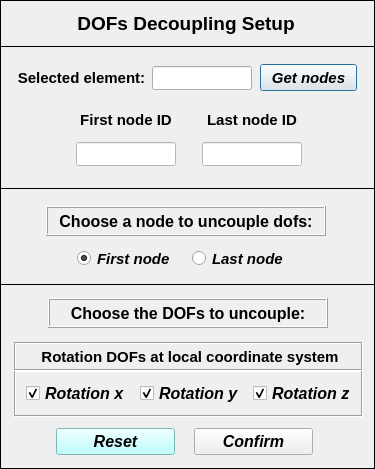
This is pulse/uix/user_input/ui/decouplingRotationDOFsInput.ui in open-pulse/OpenPulse as Qt 5 draws it before an edit. The edited form follows.
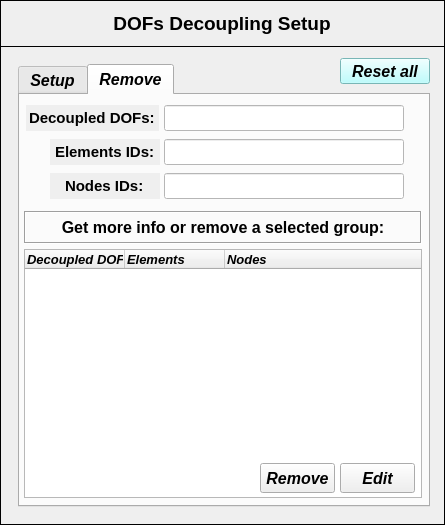
This is the edited form. The open tabs and pages were chosen to show the change.

Commit message: decoupling dofs // modal analysis (sigma)

What changed in the file:
```diff
--- a/pulse/uix/user_input/ui/decouplingRotationDOFsInput.ui
+++ b/pulse/uix/user_input/ui/decouplingRotationDOFsInput.ui
@@ -9,8 +9,8 @@
    <rect>
     <x>0</x>
     <y>0</y>
-    <width>375</width>
-    <height>469</height>
+    <width>445</width>
+    <height>525</height>
    </rect>
   </property>
   <property name="sizePolicy">
@@ -21,14 +21,14 @@
   </property>
   <property name="minimumSize">
    <size>
-    <width>375</width>
-    <height>469</height>
+    <width>445</width>
+    <height>525</height>
    </size>
   </property>
   <property name="maximumSize">
    <size>
-    <width>375</width>
-    <height>469</height>
+    <width>445</width>
+    <height>525</height>
    </size>
   </property>
   <property name="contextMenuPolicy">
@@ -40,13 +40,72 @@
   <property name="whatsThis">
    <string/>
   </property>
-  <widget class="QFrame" name="frame_2">
+  <widget class="QFrame" name="frame">
+   <property name="geometry">
+    <rect>
+     <x>0</x>
+     <y>0</y>
+     <width>445</width>
+     <height>47</height>
+    </rect>
+   </property>
+   <property name="frameShape">
+    <enum>QFrame::Box</enum>
+   </property>
+   <property name="frameShadow">
+    <enum>QFrame::Plain</enum>
+   </property>
+   <property name="lineWidth">
+    <number>1</number>
+   </property>
+   <widget class="QLabel" name="label_6">
+    <property name="geometry">
+     <rect>
+      <x>72</x>
+      <y>8</y>
+      <width>300</width>
+      <height>30</height>
+     </rect>
+    </property>
+    <property name="minimumSize">
+     <size>
+      <width>300</width>
+      <height>30</height>
+     </size>
+    </property>
+    <property name="maximumSize">
+     <size>
+      <width>300</width>
+      <height>30</height>
+     </size>
+    </property>
+    <property name="font">
+     <font>
+      <family>Arial</family>
+      <pointsize>14</pointsize>
+      <weight>75</weight>
+      <italic>false</italic>
+      <bold>true</bold>
+     </font>
+    </property>
+    <property name="text">
+     <string>DOFs Decoupling Setup</string>
+    </property>
+    <property name="textFormat">
+     <enum>Qt::AutoText</enum>
+    </property>
+    <property name="alignment">
+     <set>Qt::AlignCenter</set>
+    </property>
+   </widget>
+  </widget>
+  <widget class="QFrame" name="frame_7">
    <property name="geometry">
     <rect>
      <x>0</x>
      <y>46</y>
-     <width>375</width>
-     <height>143</height>
+     <width>445</width>
+     <height>479</height>
     </rect>
    </property>
    <property name="frameShape">
@@ -54,6 +113,46 @@
    </property>
    <property name="frameShadow">
     <enum>QFrame::Plain</enum>
+   </property>
+   <widget class="QTabWidget" name="tabWidget_B2PX_rotation_decoupling">
+    <property name="geometry">
+     <rect>
+      <x>18</x>
+      <y>18</y>
+      <width>412</width>
+      <height>443</height>
+     </rect>
+    </property>
+    <property name="font">
+     <font>
+      <family>Arial</family>
+      <pointsize>12</pointsize>
+      <weight>75</weight>
+      <italic>true</italic>
+      <bold>true</bold>
+     </font>
+    </property>
+    <property name="currentIndex">
+     <number>0</number>
+    </property>
+    <widget class="QWidget" name="tab_2">
+     <attribute name="title">
+      <string>Setup</string>
+     </attribute>
+     <widget class="QFrame" name="frame_2">
+      <property name="geometry">
+       <rect>
+        <x>12</x>
+        <y>6</y>
+        <width>379</width>
+        <height>217</height>
+       </rect>
+      </property>
+      <property name="frameShape">
+       <enum>QFrame::Box</enum>
+      </property>
+      <property name="frameShadow">
+       <enum>QFrame::Raised</enum>
    </property>
    <widget class="QLineEdit" name="lineEdit_selected_element">
     <property name="geometry">
@@ -161,7 +260,7 @@
     <property name="geometry">
      <rect>
       <x>66</x>
-      <y>58</y>
+         <y>56</y>
       <width>248</width>
       <height>67</height>
      </rect>
@@ -691,86 +790,11 @@
      </item>
     </layout>
    </widget>
-  </widget>
-  <widget class="QFrame" name="frame">
-   <property name="geometry">
-    <rect>
-     <x>0</x>
-     <y>0</y>
-     <width>375</width>
-     <height>47</height>
-    </rect>
-   </property>
-   <property name="frameShape">
-    <enum>QFrame::Box</enum>
-   </property>
-   <property name="frameShadow">
-    <enum>QFrame::Plain</enum>
-   </property>
-   <property name="lineWidth">
-    <number>1</number>
-   </property>
-   <widget class="QLabel" name="label_6">
-    <property name="geometry">
-     <rect>
-      <x>36</x>
-      <y>10</y>
-      <width>300</width>
-      <height>26</height>
-     </rect>
-    </property>
-    <property name="minimumSize">
-     <size>
-      <width>300</width>
-      <height>26</height>
-     </size>
-    </property>
-    <property name="maximumSize">
-     <size>
-      <width>300</width>
-      <height>26</height>
-     </size>
-    </property>
-    <property name="font">
-     <font>
-      <family>Arial</family>
-      <pointsize>14</pointsize>
-      <weight>75</weight>
-      <italic>false</italic>
-      <bold>true</bold>
-     </font>
-    </property>
-    <property name="text">
-     <string>DOFs Decoupling Setup</string>
-    </property>
-    <property name="textFormat">
-     <enum>Qt::AutoText</enum>
-    </property>
-    <property name="alignment">
-     <set>Qt::AlignCenter</set>
-    </property>
-   </widget>
-  </widget>
-  <widget class="QFrame" name="frame_3">
-   <property name="geometry">
-    <rect>
-     <x>0</x>
-     <y>188</y>
-     <width>375</width>
-     <height>97</height>
-    </rect>
-   </property>
-   <property name="frameShape">
-    <enum>QFrame::Box</enum>
-   </property>
-   <property name="frameShadow">
-    <enum>QFrame::Plain</enum>
-   </property>
    <widget class="QLabel" name="label_2">
     <property name="geometry">
      <rect>
-      <x>46</x>
-      <y>18</y>
+         <x>52</x>
+         <y>138</y>
       <width>280</width>
       <height>30</height>
      </rect>
@@ -792,6 +816,7 @@
       <family>Arial</family>
       <pointsize>12</pointsize>
       <weight>75</weight>
+         <italic>false</italic>
       <bold>true</bold>
      </font>
     </property>
@@ -814,8 +839,8 @@
    <widget class="QWidget" name="horizontalLayoutWidget">
     <property name="geometry">
      <rect>
-      <x>68</x>
-      <y>56</y>
+         <x>74</x>
+         <y>176</y>
       <width>235</width>
       <height>29</height>
      </rect>
@@ -900,17 +925,17 @@
   <widget class="QFrame" name="frame_4">
    <property name="geometry">
     <rect>
-     <x>0</x>
-     <y>284</y>
-     <width>375</width>
-     <height>185</height>
+        <x>12</x>
+        <y>230</y>
+        <width>379</width>
+        <height>169</height>
     </rect>
    </property>
    <property name="frameShape">
     <enum>QFrame::Box</enum>
    </property>
    <property name="frameShadow">
-    <enum>QFrame::Plain</enum>
+       <enum>QFrame::Raised</enum>
    </property>
    <widget class="QLabel" name="label_9">
     <property name="geometry">
@@ -938,6 +963,7 @@
       <family>Arial</family>
       <pointsize>12</pointsize>
       <weight>75</weight>
+         <italic>false</italic>
       <bold>true</bold>
      </font>
     </property>
@@ -957,44 +983,19 @@
      <set>Qt::AlignCenter</set>
     </property>
    </widget>
-   <widget class="QPushButton" name="pushButton_reset">
-    <property name="geometry">
-     <rect>
-      <x>56</x>
-      <y>144</y>
-      <width>119</width>
-      <height>27</height>
-     </rect>
-    </property>
-    <property name="font">
-     <font>
-      <family>Arial</family>
-      <pointsize>12</pointsize>
-      <weight>75</weight>
-      <italic>true</italic>
-      <bold>true</bold>
-     </font>
-    </property>
-    <property name="styleSheet">
-     <string notr="true">background-color: rgb(170, 255, 255);</string>
-    </property>
-    <property name="text">
-     <string>Reset</string>
-    </property>
-   </widget>
    <widget class="QPushButton" name="pushButton_confirm">
     <property name="geometry">
      <rect>
-      <x>194</x>
-      <y>144</y>
-      <width>119</width>
-      <height>27</height>
+         <x>126</x>
+         <y>98</y>
+         <width>120</width>
+         <height>32</height>
      </rect>
     </property>
     <property name="font">
      <font>
       <family>Arial</family>
-      <pointsize>12</pointsize>
+         <pointsize>14</pointsize>
       <weight>75</weight>
       <italic>true</italic>
       <bold>true</bold>
@@ -1004,26 +1005,11 @@
      <string>Confirm</string>
     </property>
    </widget>
-   <widget class="QFrame" name="frame_5">
-    <property name="geometry">
-     <rect>
-      <x>14</x>
-      <y>86</y>
-      <width>349</width>
-      <height>47</height>
-     </rect>
-    </property>
-    <property name="frameShape">
-     <enum>QFrame::Box</enum>
-    </property>
-    <property name="frameShadow">
-     <enum>QFrame::Sunken</enum>
-    </property>
     <widget class="QWidget" name="horizontalLayoutWidget_2">
      <property name="geometry">
       <rect>
-       <x>12</x>
-       <y>8</y>
+         <x>24</x>
+         <y>56</y>
        <width>335</width>
        <height>31</height>
       </rect>
@@ -1088,40 +1074,24 @@
       </item>
      </layout>
     </widget>
-   </widget>
-   <widget class="QFrame" name="frame_6">
-    <property name="geometry">
-     <rect>
-      <x>14</x>
-      <y>58</y>
-      <width>349</width>
-      <height>29</height>
-     </rect>
-    </property>
-    <property name="frameShape">
-     <enum>QFrame::Box</enum>
-    </property>
-    <property name="frameShadow">
-     <enum>QFrame::Sunken</enum>
-    </property>
     <widget class="QLabel" name="label_10">
      <property name="geometry">
       <rect>
-       <x>16</x>
-       <y>2</y>
-       <width>320</width>
+         <x>-2</x>
+         <y>142</y>
+         <width>290</width>
        <height>25</height>
       </rect>
      </property>
      <property name="minimumSize">
       <size>
-       <width>320</width>
+         <width>290</width>
        <height>25</height>
       </size>
      </property>
      <property name="maximumSize">
       <size>
-       <width>320</width>
+         <width>290</width>
        <height>25</height>
       </size>
      </property>
@@ -1130,6 +1100,7 @@
        <family>Arial</family>
        <pointsize>11</pointsize>
        <weight>75</weight>
+         <italic>false</italic>
        <bold>true</bold>
       </font>
      </property>
@@ -1143,7 +1114,7 @@
       <number>0</number>
      </property>
      <property name="text">
-      <string>Rotation DOFs at local coordinate system</string>
+        <string>Note: DOFs at local coordinate system</string>
      </property>
      <property name="alignment">
       <set>Qt::AlignCenter</set>
@@ -1151,7 +1122,791 @@
     </widget>
    </widget>
   </widget>
- </widget>
+    <widget class="QWidget" name="tab">
+     <attribute name="title">
+      <string>Remove</string>
+     </attribute>
+     <widget class="QPushButton" name="pushButton_get_information_group">
+      <property name="geometry">
+       <rect>
+        <x>320</x>
+        <y>368</y>
+        <width>75</width>
+        <height>30</height>
+       </rect>
+      </property>
+      <property name="minimumSize">
+       <size>
+        <width>75</width>
+        <height>30</height>
+       </size>
+      </property>
+      <property name="maximumSize">
+       <size>
+        <width>75</width>
+        <height>30</height>
+       </size>
+      </property>
+      <property name="font">
+       <font>
+        <family>Arial</family>
+        <pointsize>12</pointsize>
+        <weight>75</weight>
+        <italic>true</italic>
+        <bold>true</bold>
+       </font>
+      </property>
+      <property name="text">
+       <string>Edit</string>
+      </property>
+     </widget>
+     <widget class="QPushButton" name="pushButton_remove_group">
+      <property name="geometry">
+       <rect>
+        <x>240</x>
+        <y>368</y>
+        <width>75</width>
+        <height>30</height>
+       </rect>
+      </property>
+      <property name="minimumSize">
+       <size>
+        <width>0</width>
+        <height>30</height>
+       </size>
+      </property>
+      <property name="maximumSize">
+       <size>
+        <width>16777215</width>
+        <height>30</height>
+       </size>
+      </property>
+      <property name="font">
+       <font>
+        <family>Arial</family>
+        <pointsize>12</pointsize>
+        <weight>75</weight>
+        <italic>true</italic>
+        <bold>true</bold>
+       </font>
+      </property>
+      <property name="text">
+       <string>Remove</string>
+      </property>
+     </widget>
+     <widget class="QTreeWidget" name="treeWidget_B2PX_rotation_decoupling">
+      <property name="geometry">
+       <rect>
+        <x>4</x>
+        <y>154</y>
+        <width>398</width>
+        <height>249</height>
+       </rect>
+      </property>
+      <property name="minimumSize">
+       <size>
+        <width>0</width>
+        <height>0</height>
+       </size>
+      </property>
+      <property name="maximumSize">
+       <size>
+        <width>1000</width>
+        <height>1000</height>
+       </size>
+      </property>
+      <property name="font">
+       <font>
+        <family>Arial</family>
+        <pointsize>10</pointsize>
+        <weight>75</weight>
+        <italic>true</italic>
+        <bold>true</bold>
+       </font>
+      </property>
+      <property name="frameShape">
+       <enum>QFrame::StyledPanel</enum>
+      </property>
+      <property name="frameShadow">
+       <enum>QFrame::Sunken</enum>
+      </property>
+      <property name="indentation">
+       <number>0</number>
+      </property>
+      <column>
+       <property name="text">
+        <string>Decoupled DOFs</string>
+       </property>
+      </column>
+      <column>
+       <property name="text">
+        <string>Elements</string>
+       </property>
+      </column>
+      <column>
+       <property name="text">
+        <string>Nodes</string>
+       </property>
+      </column>
+     </widget>
+     <widget class="QLabel" name="label_29">
+      <property name="geometry">
+       <rect>
+        <x>4</x>
+        <y>116</y>
+        <width>398</width>
+        <height>33</height>
+       </rect>
+      </property>
+      <property name="font">
+       <font>
+        <family>Arial</family>
+        <pointsize>12</pointsize>
+        <weight>75</weight>
+        <italic>false</italic>
+        <bold>true</bold>
+       </font>
+      </property>
+      <property name="frameShape">
+       <enum>QFrame::Box</enum>
+      </property>
+      <property name="frameShadow">
+       <enum>QFrame::Sunken</enum>
+      </property>
+      <property name="text">
+       <string>Get more info or remove a selected group:</string>
+      </property>
+      <property name="textFormat">
+       <enum>Qt::AutoText</enum>
+      </property>
+      <property name="alignment">
+       <set>Qt::AlignCenter</set>
+      </property>
+     </widget>
+     <widget class="QLineEdit" name="lineEdit_decoupled_DOFs">
+      <property name="enabled">
+       <bool>false</bool>
+      </property>
+      <property name="geometry">
+       <rect>
+        <x>144</x>
+        <y>10</y>
+        <width>240</width>
+        <height>26</height>
+       </rect>
+      </property>
+      <property name="font">
+       <font>
+        <family>Arial</family>
+        <pointsize>11</pointsize>
+        <weight>75</weight>
+        <italic>false</italic>
+        <bold>true</bold>
+       </font>
+      </property>
+      <property name="focusPolicy">
+       <enum>Qt::ClickFocus</enum>
+      </property>
+      <property name="styleSheet">
+       <string notr="true">background-color: rgb(255, 255, 255);
+color: rgb(0, 0, 0);</string>
+      </property>
+      <property name="alignment">
+       <set>Qt::AlignCenter</set>
+      </property>
+     </widget>
+     <widget class="QLineEdit" name="lineEdit_id_labels">
+      <property name="enabled">
+       <bool>false</bool>
+      </property>
+      <property name="geometry">
+       <rect>
+        <x>6</x>
+        <y>10</y>
+        <width>133</width>
+        <height>26</height>
+       </rect>
+      </property>
+      <property name="palette">
+       <palette>
+        <active>
+         <colorrole role="WindowText">
+          <brush brushstyle="SolidPattern">
+           <color alpha="255">
+            <red>0</red>
+            <green>0</green>
+            <blue>0</blue>
+           </color>
+          </brush>
+         </colorrole>
+         <colorrole role="Dark">
+          <brush brushstyle="SolidPattern">
+           <color alpha="255">
+            <red>0</red>
+            <green>0</green>
+            <blue>0</blue>
+           </color>
+          </brush>
+         </colorrole>
+         <colorrole role="Text">
+          <brush brushstyle="SolidPattern">
+           <color alpha="255">
+            <red>0</red>
+            <green>0</green>
+            <blue>0</blue>
+           </color>
+          </brush>
+         </colorrole>
+         <colorrole role="ButtonText">
+          <brush brushstyle="SolidPattern">
+           <color alpha="255">
+            <red>0</red>
+            <green>0</green>
+            <blue>0</blue>
+           </color>
+          </brush>
+         </colorrole>
+        </active>
+        <inactive>
+         <colorrole role="WindowText">
+          <brush brushstyle="SolidPattern">
+           <color alpha="255">
+            <red>0</red>
+            <green>0</green>
+            <blue>0</blue>
+           </color>
+          </brush>
+         </colorrole>
+         <colorrole role="Dark">
+          <brush brushstyle="SolidPattern">
+           <color alpha="255">
+            <red>0</red>
+            <green>0</green>
+            <blue>0</blue>
+           </color>
+          </brush>
+         </colorrole>
+         <colorrole role="Text">
+          <brush brushstyle="SolidPattern">
+           <color alpha="255">
+            <red>0</red>
+            <green>0</green>
+            <blue>0</blue>
+           </color>
+          </brush>
+         </colorrole>
+         <colorrole role="ButtonText">
+          <brush brushstyle="SolidPattern">
+           <color alpha="255">
+            <red>0</red>
+            <green>0</green>
+            <blue>0</blue>
+           </color>
+          </brush>
+         </colorrole>
+        </inactive>
+        <disabled>
+         <colorrole role="WindowText">
+          <brush brushstyle="SolidPattern">
+           <color alpha="255">
+            <red>0</red>
+            <green>0</green>
+            <blue>0</blue>
+           </color>
+          </brush>
+         </colorrole>
+         <colorrole role="Dark">
+          <brush brushstyle="SolidPattern">
+           <color alpha="255">
+            <red>0</red>
+            <green>0</green>
+            <blue>0</blue>
+           </color>
+          </brush>
+         </colorrole>
+         <colorrole role="Text">
+          <brush brushstyle="SolidPattern">
+           <color alpha="255">
+            <red>0</red>
+            <green>0</green>
+            <blue>0</blue>
+           </color>
+          </brush>
+         </colorrole>
+         <colorrole role="ButtonText">
+          <brush brushstyle="SolidPattern">
+           <color alpha="255">
+            <red>0</red>
+            <green>0</green>
+            <blue>0</blue>
+           </color>
+          </brush>
+         </colorrole>
+        </disabled>
+       </palette>
+      </property>
+      <property name="font">
+       <font>
+        <family>Arial</family>
+        <pointsize>11</pointsize>
+        <weight>75</weight>
+        <italic>false</italic>
+        <bold>true</bold>
+       </font>
+      </property>
+      <property name="focusPolicy">
+       <enum>Qt::ClickFocus</enum>
+      </property>
+      <property name="autoFillBackground">
+       <bool>false</bool>
+      </property>
+      <property name="text">
+       <string>Decoupled DOFs:</string>
+      </property>
+      <property name="frame">
+       <bool>false</bool>
+      </property>
+      <property name="alignment">
+       <set>Qt::AlignCenter</set>
+      </property>
+     </widget>
+     <widget class="QLineEdit" name="lineEdit_id_labels_2">
+      <property name="enabled">
+       <bool>false</bool>
+      </property>
+      <property name="geometry">
+       <rect>
+        <x>30</x>
+        <y>78</y>
+        <width>110</width>
+        <height>26</height>
+       </rect>
+      </property>
+      <property name="palette">
+       <palette>
+        <active>
+         <colorrole role="WindowText">
+          <brush brushstyle="SolidPattern">
+           <color alpha="255">
+            <red>0</red>
+            <green>0</green>
+            <blue>0</blue>
+           </color>
+          </brush>
+         </colorrole>
+         <colorrole role="Dark">
+          <brush brushstyle="SolidPattern">
+           <color alpha="255">
+            <red>0</red>
+            <green>0</green>
+            <blue>0</blue>
+           </color>
+          </brush>
+         </colorrole>
+         <colorrole role="Text">
+          <brush brushstyle="SolidPattern">
+           <color alpha="255">
+            <red>0</red>
+            <green>0</green>
+            <blue>0</blue>
+           </color>
+          </brush>
+         </colorrole>
+         <colorrole role="ButtonText">
+          <brush brushstyle="SolidPattern">
+           <color alpha="255">
+            <red>0</red>
+            <green>0</green>
+            <blue>0</blue>
+           </color>
+          </brush>
+         </colorrole>
+        </active>
+        <inactive>
+         <colorrole role="WindowText">
+          <brush brushstyle="SolidPattern">
+           <color alpha="255">
+            <red>0</red>
+            <green>0</green>
+            <blue>0</blue>
+           </color>
+          </brush>
+         </colorrole>
+         <colorrole role="Dark">
+          <brush brushstyle="SolidPattern">
+           <color alpha="255">
+            <red>0</red>
+            <green>0</green>
+            <blue>0</blue>
+           </color>
+          </brush>
+         </colorrole>
+         <colorrole role="Text">
+          <brush brushstyle="SolidPattern">
+           <color alpha="255">
+            <red>0</red>
+            <green>0</green>
+            <blue>0</blue>
+           </color>
+          </brush>
+         </colorrole>
+         <colorrole role="ButtonText">
+          <brush brushstyle="SolidPattern">
+           <color alpha="255">
+            <red>0</red>
+            <green>0</green>
+            <blue>0</blue>
+           </color>
+          </brush>
+         </colorrole>
+        </inactive>
+        <disabled>
+         <colorrole role="WindowText">
+          <brush brushstyle="SolidPattern">
+           <color alpha="255">
+            <red>0</red>
+            <green>0</green>
+            <blue>0</blue>
+           </color>
+          </brush>
+         </colorrole>
+         <colorrole role="Dark">
+          <brush brushstyle="SolidPattern">
+           <color alpha="255">
+            <red>0</red>
+            <green>0</green>
+            <blue>0</blue>
+           </color>
+          </brush>
+         </colorrole>
+         <colorrole role="Text">
+          <brush brushstyle="SolidPattern">
+           <color alpha="255">
+            <red>0</red>
+            <green>0</green>
+            <blue>0</blue>
+           </color>
+          </brush>
+         </colorrole>
+         <colorrole role="ButtonText">
+          <brush brushstyle="SolidPattern">
+           <color alpha="255">
+            <red>0</red>
+            <green>0</green>
+            <blue>0</blue>
+           </color>
+          </brush>
+         </colorrole>
+        </disabled>
+       </palette>
+      </property>
+      <property name="font">
+       <font>
+        <family>Arial</family>
+        <pointsize>11</pointsize>
+        <weight>75</weight>
+        <italic>false</italic>
+        <bold>true</bold>
+       </font>
+      </property>
+      <property name="focusPolicy">
+       <enum>Qt::ClickFocus</enum>
+      </property>
+      <property name="autoFillBackground">
+       <bool>false</bool>
+      </property>
+      <property name="text">
+       <string>Nodes IDs:</string>
+      </property>
+      <property name="frame">
+       <bool>false</bool>
+      </property>
+      <property name="alignment">
+       <set>Qt::AlignCenter</set>
+      </property>
+     </widget>
+     <widget class="QLineEdit" name="lineEdit_element_IDs">
+      <property name="enabled">
+       <bool>false</bool>
+      </property>
+      <property name="geometry">
+       <rect>
+        <x>144</x>
+        <y>44</y>
+        <width>240</width>
+        <height>26</height>
+       </rect>
+      </property>
+      <property name="font">
+       <font>
+        <family>Arial</family>
+        <pointsize>11</pointsize>
+        <weight>75</weight>
+        <italic>false</italic>
+        <bold>true</bold>
+       </font>
+      </property>
+      <property name="focusPolicy">
+       <enum>Qt::ClickFocus</enum>
+      </property>
+      <property name="styleSheet">
+       <string notr="true">background-color: rgb(255, 255, 255);
+color: rgb(0, 0, 0);</string>
+      </property>
+      <property name="alignment">
+       <set>Qt::AlignCenter</set>
+      </property>
+     </widget>
+     <widget class="QLineEdit" name="lineEdit_id_labels_3">
+      <property name="enabled">
+       <bool>false</bool>
+      </property>
+      <property name="geometry">
+       <rect>
+        <x>30</x>
+        <y>44</y>
+        <width>110</width>
+        <height>26</height>
+       </rect>
+      </property>
+      <property name="palette">
+       <palette>
+        <active>
+         <colorrole role="WindowText">
+          <brush brushstyle="SolidPattern">
+           <color alpha="255">
+            <red>0</red>
+            <green>0</green>
+            <blue>0</blue>
+           </color>
+          </brush>
+         </colorrole>
+         <colorrole role="Dark">
+          <brush brushstyle="SolidPattern">
+           <color alpha="255">
+            <red>0</red>
+            <green>0</green>
+            <blue>0</blue>
+           </color>
+          </brush>
+         </colorrole>
+         <colorrole role="Text">
+          <brush brushstyle="SolidPattern">
+           <color alpha="255">
+            <red>0</red>
+            <green>0</green>
+            <blue>0</blue>
+           </color>
+          </brush>
+         </colorrole>
+         <colorrole role="ButtonText">
+          <brush brushstyle="SolidPattern">
+           <color alpha="255">
+            <red>0</red>
+            <green>0</green>
+            <blue>0</blue>
+           </color>
+          </brush>
+         </colorrole>
+        </active>
+        <inactive>
+         <colorrole role="WindowText">
+          <brush brushstyle="SolidPattern">
+           <color alpha="255">
+            <red>0</red>
+            <green>0</green>
+            <blue>0</blue>
+           </color>
+          </brush>
+         </colorrole>
+         <colorrole role="Dark">
+          <brush brushstyle="SolidPattern">
+           <color alpha="255">
+            <red>0</red>
+            <green>0</green>
+            <blue>0</blue>
+           </color>
+          </brush>
+         </colorrole>
+         <colorrole role="Text">
+          <brush brushstyle="SolidPattern">
+           <color alpha="255">
+            <red>0</red>
+            <green>0</green>
+            <blue>0</blue>
+           </color>
+          </brush>
+         </colorrole>
+         <colorrole role="ButtonText">
+          <brush brushstyle="SolidPattern">
+           <color alpha="255">
+            <red>0</red>
+            <green>0</green>
+            <blue>0</blue>
+           </color>
+          </brush>
+         </colorrole>
+        </inactive>
+        <disabled>
+         <colorrole role="WindowText">
+          <brush brushstyle="SolidPattern">
+           <color alpha="255">
+            <red>0</red>
+            <green>0</green>
+            <blue>0</blue>
+           </color>
+          </brush>
+         </colorrole>
+         <colorrole role="Dark">
+          <brush brushstyle="SolidPattern">
+           <color alpha="255">
+            <red>0</red>
+            <green>0</green>
+            <blue>0</blue>
+           </color>
+          </brush>
+         </colorrole>
+         <colorrole role="Text">
+          <brush brushstyle="SolidPattern">
+           <color alpha="255">
+            <red>0</red>
+            <green>0</green>
+            <blue>0</blue>
+           </color>
+          </brush>
+         </colorrole>
+         <colorrole role="ButtonText">
+          <brush brushstyle="SolidPattern">
+           <color alpha="255">
+            <red>0</red>
+            <green>0</green>
+            <blue>0</blue>
+           </color>
+          </brush>
+         </colorrole>
+        </disabled>
+       </palette>
+      </property>
+      <property name="font">
+       <font>
+        <family>Arial</family>
+        <pointsize>11</pointsize>
+        <weight>75</weight>
+        <italic>false</italic>
+        <bold>true</bold>
+       </font>
+      </property>
+      <property name="focusPolicy">
+       <enum>Qt::ClickFocus</enum>
+      </property>
+      <property name="autoFillBackground">
+       <bool>false</bool>
+      </property>
+      <property name="text">
+       <string>Elements IDs:</string>
+      </property>
+      <property name="frame">
+       <bool>false</bool>
+      </property>
+      <property name="alignment">
+       <set>Qt::AlignCenter</set>
+      </property>
+     </widget>
+     <widget class="QLineEdit" name="lineEdit_node_IDs">
+      <property name="enabled">
+       <bool>false</bool>
+      </property>
+      <property name="geometry">
+       <rect>
+        <x>144</x>
+        <y>78</y>
+        <width>240</width>
+        <height>26</height>
+       </rect>
+      </property>
+      <property name="font">
+       <font>
+        <family>Arial</family>
+        <pointsize>11</pointsize>
+        <weight>75</weight>
+        <italic>false</italic>
+        <bold>true</bold>
+       </font>
+      </property>
+      <property name="focusPolicy">
+       <enum>Qt::ClickFocus</enum>
+      </property>
+      <property name="styleSheet">
+       <string notr="true">background-color: rgb(255, 255, 255);
+color: rgb(0, 0, 0);</string>
+      </property>
+      <property name="alignment">
+       <set>Qt::AlignCenter</set>
+      </property>
+     </widget>
+     <zorder>treeWidget_B2PX_rotation_decoupling</zorder>
+     <zorder>pushButton_get_information_group</zorder>
+     <zorder>pushButton_remove_group</zorder>
+     <zorder>label_29</zorder>
+     <zorder>lineEdit_decoupled_DOFs</zorder>
+     <zorder>lineEdit_id_labels</zorder>
+     <zorder>lineEdit_id_labels_2</zorder>
+     <zorder>lineEdit_element_IDs</zorder>
+     <zorder>lineEdit_id_labels_3</zorder>
+     <zorder>lineEdit_node_IDs</zorder>
+    </widget>
+   </widget>
+   <widget class="QPushButton" name="pushButton_reset">
+    <property name="geometry">
+     <rect>
+      <x>340</x>
+      <y>12</y>
+      <width>90</width>
+      <height>26</height>
+     </rect>
+    </property>
+    <property name="minimumSize">
+     <size>
+      <width>90</width>
+      <height>26</height>
+     </size>
+    </property>
+    <property name="maximumSize">
+     <size>
+      <width>90</width>
+      <height>26</height>
+     </size>
+    </property>
+    <property name="font">
+     <font>
+      <family>Arial</family>
+      <pointsize>12</pointsize>
+      <weight>75</weight>
+      <italic>true</italic>
+      <bold>true</bold>
+     </font>
+    </property>
+    <property name="styleSheet">
+     <string notr="true">background-color: rgb(170, 255, 255);</string>
+    </property>
+    <property name="text">
+     <string>Reset all</string>
+    </property>
+   </widget>
+  </widget>
+ </widget>
+ <tabstops>
+  <tabstop>tabWidget_B2PX_rotation_decoupling</tabstop>
+  <tabstop>pushButton_get_nodes</tabstop>
+  <tabstop>pushButton_confirm</tabstop>
+  <tabstop>checkBox_rotation_x</tabstop>
+  <tabstop>checkBox_rotation_y</tabstop>
+  <tabstop>checkBox_rotation_z</tabstop>
+  <tabstop>treeWidget_B2PX_rotation_decoupling</tabstop>
+  <tabstop>pushButton_remove_group</tabstop>
+  <tabstop>pushButton_get_information_group</tabstop>
+  <tabstop>pushButton_reset</tabstop>
+ </tabstops>
  <resources/>
  <connections/>
 </ui>
```
Lines whose indentation alone changed are shown as unchanged. The commit also changes 17 other files.
